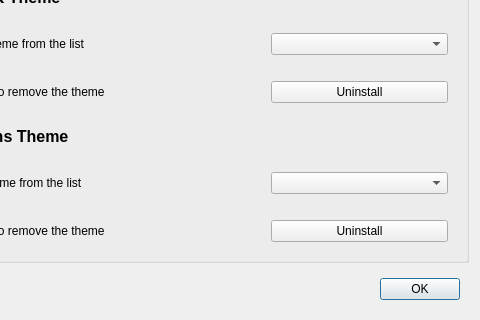
KDE/kde-gtk-config, file src/ui/dialog_uninstaller.ui: the form before one commit; both pictures show x 128 to 608 and y 90 to 410 of the 608 by 410 pixel window.
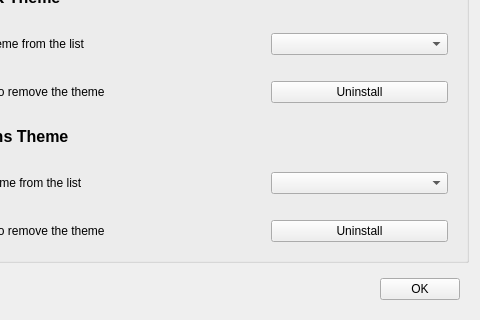
The form after the commit. Icons and pictures are not drawn.

Commit message:
Use KDialog instead of QDialog
This follows Pino's review to move kde-gtk-config to extragear

The edit to the form file:
```diff
--- a/src/ui/dialog_uninstaller.ui
+++ b/src/ui/dialog_uninstaller.ui
@@ -1,7 +1,7 @@
 <?xml version="1.0" encoding="UTF-8"?>
 <ui version="4.0">
  <class>dialog_uninstaller</class>
- <widget class="QDialog" name="dialog_uninstaller">
+ <widget class="QWidget" name="dialog_uninstaller">
   <property name="geometry">
    <rect>
     <x>0</x>
```
The commit also changes 3 other files.
